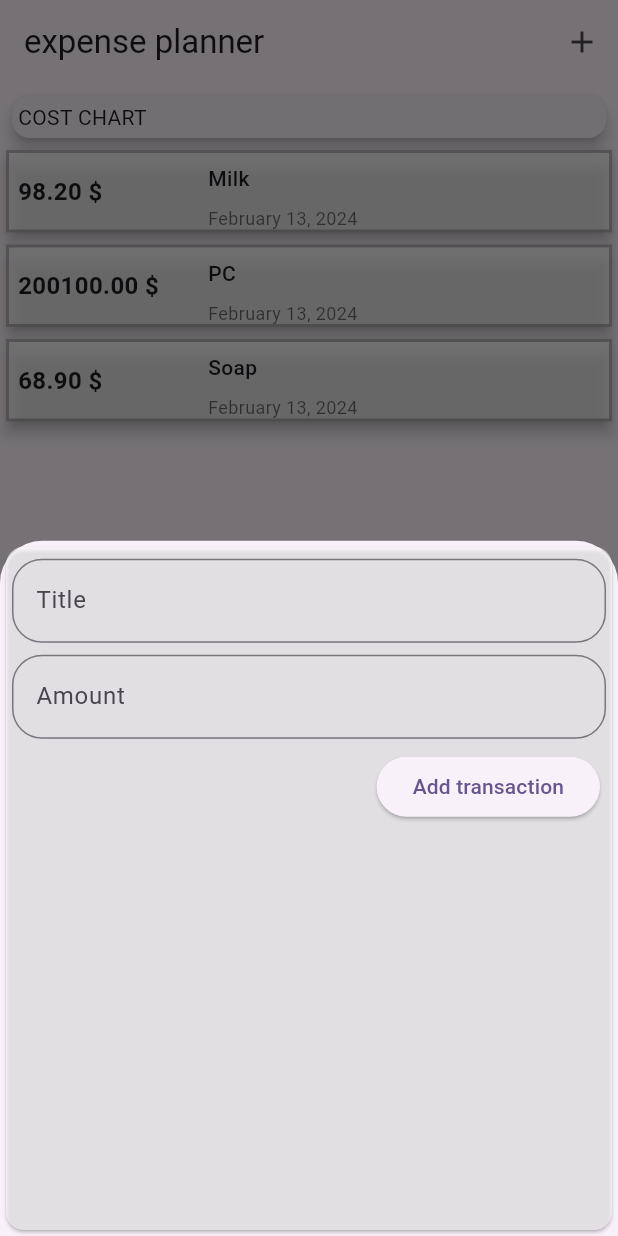
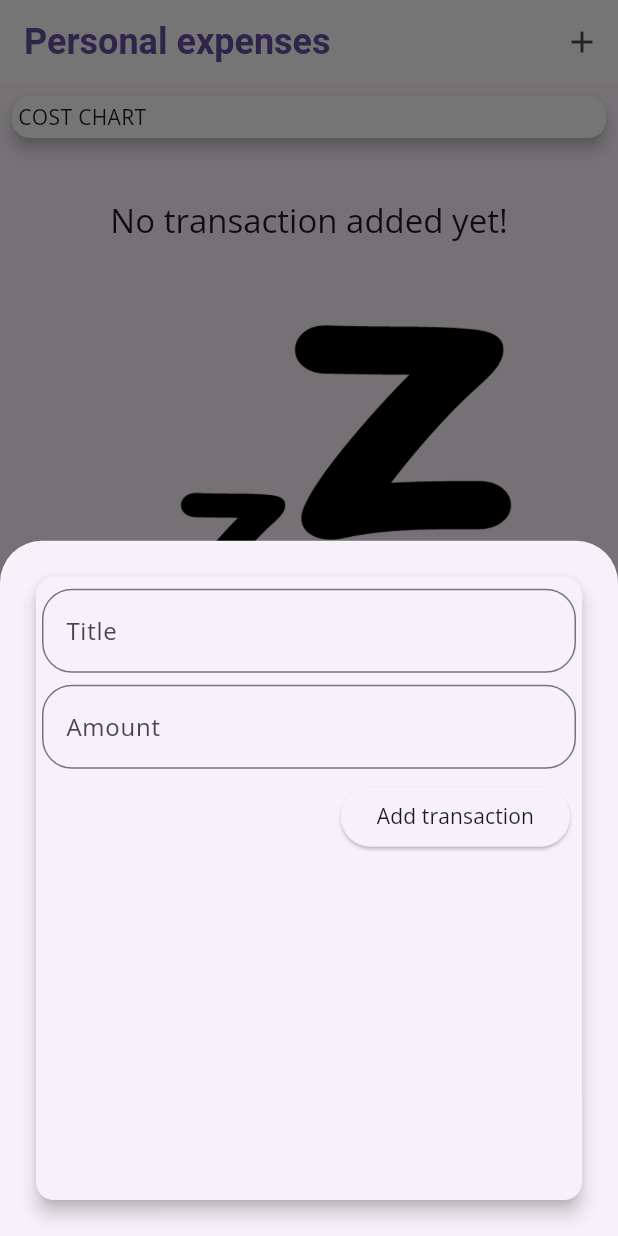
Before and after one commit to GarifullinII/expense_planner, a Flutter app: the screen it shows after launch, after a tap on the "add" icon, on a phone screen of 412 x 824 dp. Run offline on Flutter 3.47's test engine with Material 3 defaults, Android fonts, the phone set to English and light mode, and no system bars.

Commit message:
refactor main, new_transaction, add image, fonts

```diff
--- a/lib/main.dart
+++ b/lib/main.dart
@@ -14,10 +14,17 @@ class MyApp extends StatelessWidget {
   @override
   Widget build(BuildContext context) {
     return MaterialApp(
-      title: 'Flutter Demo',
+      title: 'Personal expenses',
       theme: ThemeData(
-        colorScheme: ColorScheme.fromSeed(seedColor: Colors.deepPurple),
-        useMaterial3: true,
+        primaryColor: Colors.white,
+        fontFamily: 'OpenSans',
+        appBarTheme: AppBarTheme(
+          titleTextStyle: TextStyle(
+            fontSize: 24,
+            fontWeight: FontWeight.bold,
+            color: Theme.of(context).primaryColor,
+          ),
+        ),
       ),
       home: const MyHomePage(),
     );
@@ -33,24 +40,24 @@ class MyHomePage extends StatefulWidget {
 
 class _MyHomePageState extends State<MyHomePage> {
   final List<Transaction> _transaction = [
-    Transaction(
-      id: 't1',
-      title: 'Milk',
-      amount: 98.20,
-      date: DateTime.now(),
-    ),
-    Transaction(
-      id: 't2',
-      title: 'PC',
-      amount: 200100,
-      date: DateTime.now(),
-    ),
-    Transaction(
-      id: 't3',
-      title: 'Soap',
-      amount: 68.90,
-      date: DateTime.now(),
-    ),
+    // Transaction(
+    //   id: 't1',
+    //   title: 'Milk',
+    //   amount: 98.20,
+    //   date: DateTime.now(),
+    // ),
+    // Transaction(
+    //   id: 't2',
+    //   title: 'PC',
+    //   amount: 200100,
+    //   date: DateTime.now(),
+    // ),
+    // Transaction(
+    //   id: 't3',
+    //   title: 'Soap',
+    //   amount: 68.90,
+    //   date: DateTime.now(),
+    // ),
   ];
 
   void _userTransaction(String txTitle, double txAmount) {
@@ -82,7 +89,8 @@ class _MyHomePageState extends State<MyHomePage> {
   Widget build(BuildContext context) {
     return Scaffold(
       appBar: AppBar(
-        title: const Text('expense planner'),
+        title: const Text('Personal expenses'),
+        backgroundColor: Theme.of(context).primaryColor,
         actions: [
           IconButton(
             onPressed: () {
@@ -96,11 +104,12 @@ class _MyHomePageState extends State<MyHomePage> {
         child: Column(
           crossAxisAlignment: CrossAxisAlignment.stretch,
           children: [
-            const Padding(
-              padding: EdgeInsets.only(left: 4, top: 4, right: 4),
+            Padding(
+              padding: const EdgeInsets.only(left: 4, top: 4, right: 4),
               child: Card(
+                color: Theme.of(context).primaryColor,
                 elevation: 4,
-                child: Padding(
+                child: const Padding(
                   padding: EdgeInsets.all(4),
                   child: Text('COST CHART'),
                 ),
--- a/lib/widgets/new_transaction.dart
+++ b/lib/widgets/new_transaction.dart
@@ -32,8 +32,10 @@ class _NewTransactionState extends State<NewTransaction> {
 
   @override
   Widget build(BuildContext context) {
-    return Card(
-      color: Colors.white60,
+    return Padding(
+      padding: const EdgeInsets.all(20),
+      child: Card(
+        elevation: 5,
         child: Column(
           crossAxisAlignment: CrossAxisAlignment.end,
           children: [
@@ -45,7 +47,7 @@ class _NewTransactionState extends State<NewTransaction> {
                     borderRadius: BorderRadius.circular(20),
                   ),
                   labelText: 'Title',
-                fillColor: Colors.white,
+                  fillColor: Theme.of(context).primaryColor,
                 ),
                 controller: titleController,
                 onSubmitted: (_) => addTransaction(),
@@ -70,11 +72,15 @@ class _NewTransactionState extends State<NewTransaction> {
               padding: const EdgeInsets.all(8),
               child: ElevatedButton(
                 onPressed: addTransaction,
-              child: const Text('Add transaction'),
+                child: Text(
+                  'Add transaction',
+                  style: Theme.of(context).textTheme.titleSmall,
+                ),
               ),
             )
           ],
         ),
+      ),
     );
   }
 }
--- a/lib/widgets/transaction_list.dart
+++ b/lib/widgets/transaction_list.dart
@@ -13,8 +13,26 @@ class TransactionList extends StatelessWidget {
   @override
   Widget build(BuildContext context) {
     return SizedBox(
+      height: 400,
+      child: userTransaction.isEmpty
+          ? Column(
+              mainAxisAlignment: MainAxisAlignment.center,
+              children: [
+                Padding(
+                  padding: const EdgeInsets.all(10),
+                  child: Text(
+                    'No transaction added yet!',
+                    style: Theme.of(context).textTheme.titleLarge,
+                  ),
+                ),
+                Image.asset(
+                  'assets/images/sleep.png',
                   height: 300,
-      child: ListView.builder(
+                  width: 300,
+                ),
+              ],
+            )
+          : ListView.builder(
               itemCount: userTransaction.length,
               itemBuilder: (BuildContext context, int index) {
                 return Card(
@@ -24,7 +42,7 @@ class TransactionList extends StatelessWidget {
                   ),
                   borderOnForeground: true,
                   elevation: 4,
-            color: Colors.white60,
+                  color: Theme.of(context).primaryColor,
                   child: Row(
                     children: [
                       Expanded(
@@ -52,17 +70,15 @@ class TransactionList extends StatelessWidget {
                               padding: const EdgeInsets.symmetric(vertical: 8),
                               child: Text(
                                 userTransaction[index].title,
-                          style: const TextStyle(
-                            fontSize: 14,
-                            fontWeight: FontWeight.w500,
+                                style: Theme.of(context).textTheme.titleLarge,
                               ),
                             ),
-                      ),
-                      Text(
-                        DateFormat.yMMMMd().format(userTransaction[index].date),
-                        style: const TextStyle(
-                          fontSize: 12,
-                          color: Colors.black54,
+                            Padding(
+                              padding: const EdgeInsets.symmetric(vertical: 8),
+                              child: Text(
+                                DateFormat.yMMMMd()
+                                    .format(userTransaction[index].date),
+                                style: Theme.of(context).textTheme.titleSmall,
                               ),
                             ),
                           ],
```
Also changed, not shown: pubspec.yaml (+8 -29 lines), assets/fonts/OpenSans-Bold.ttf (added), assets/fonts/OpenSans-Regular.ttf (added), assets/images/sleep.png (added). Lines whose indentation alone changed are shown as unchanged.
